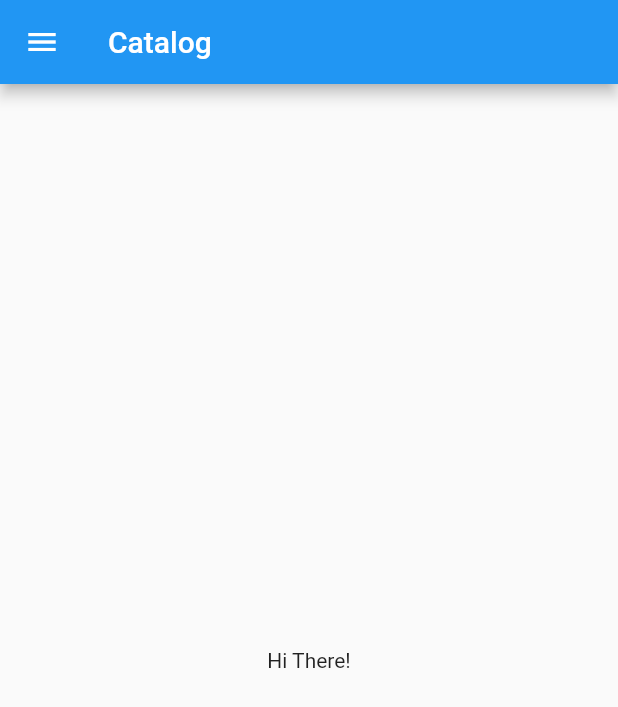
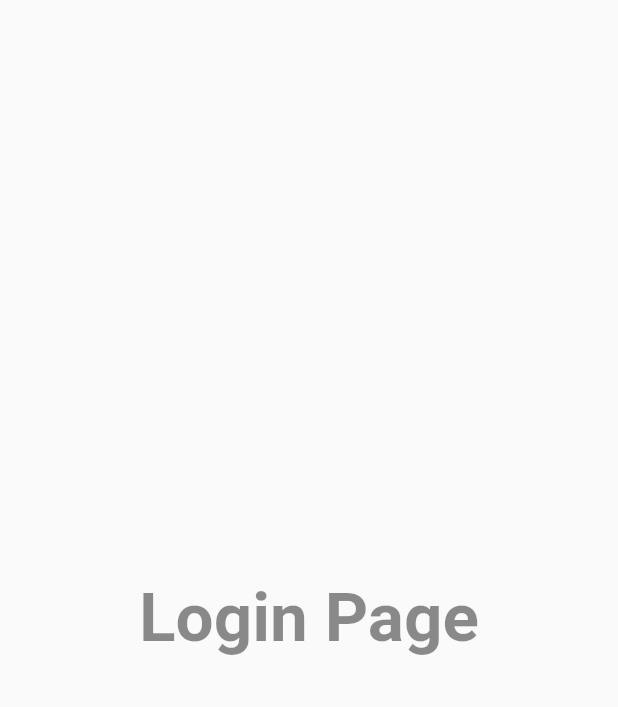
Before and after one commit to sayansadhukhan538/Flutter3.3-Catalog, a Flutter app: the screen it shows after launch, on a phone screen of 412 x 824 dp. Shown: the top 707 px of the screen. Run offline on Flutter 3.47's test engine with Material 2 defaults, Android fonts, the phone set to English and light mode, and no system bars.

Commit message:
day 3 complete

```diff
--- a/flutter_catalog/lib/main.dart
+++ b/flutter_catalog/lib/main.dart
@@ -1,16 +1,20 @@
 import 'package:flutter/material.dart';
-import 'package:flutter_catalog/home_page.dart';
+import 'package:flutter_catalog/pages/home_page.dart';
+import 'package:flutter_catalog/pages/login_page.dart';
 
 void main() {
   runApp(MyApp());
 }
 class  MyApp extends StatelessWidget {
-  const  MyApp ({super.key});
 
   @override
   Widget build(BuildContext context) {
     return MaterialApp(
-      home: HomePage(),
+      theme: ThemeData(primarySwatch: Colors.amber),
+      routes: {
+        "/": (context) => LoginPage(),
+        "/home":(context) => HomePage()
+      },
     );
   }
 }
--- /dev/null
+++ b/flutter_catalog/lib/pages/login_page.dart
@@ -0,0 +1,19 @@
+import 'package:flutter/material.dart';
+
+class LoginPage  extends StatelessWidget {
+
+  @override
+  Widget build(BuildContext context) {
+    return Material(
+      child: Center(
+        child: Text("Login Page",
+        style: TextStyle(
+          fontSize: 45,
+          fontWeight: FontWeight.bold,
+          color: Colors.black45,
+         ),
+        ),
+      ),
+    );
+  }
+}
```
Also changed, not shown: flutter_catalog/lib/pages/home_page.dart (renamed from flutter_catalog/lib/home_page.dart).
